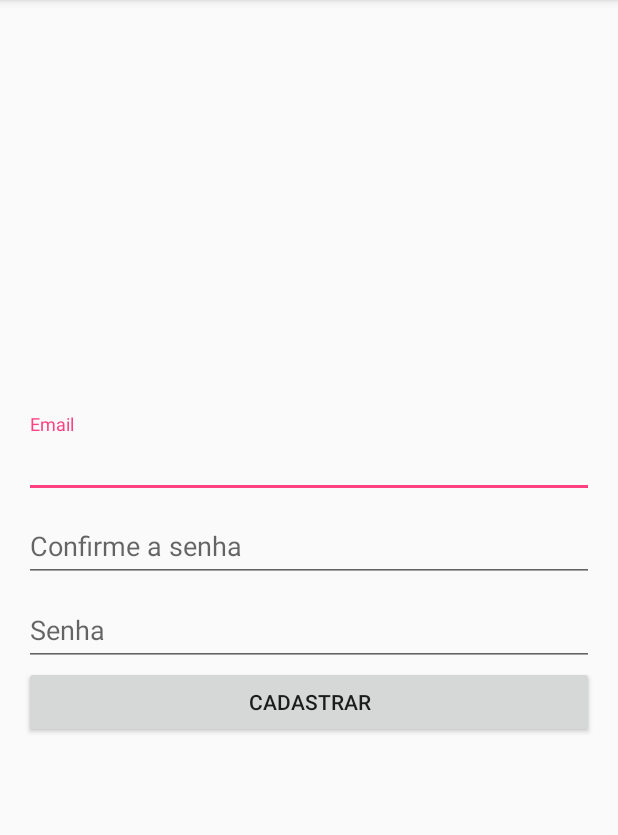
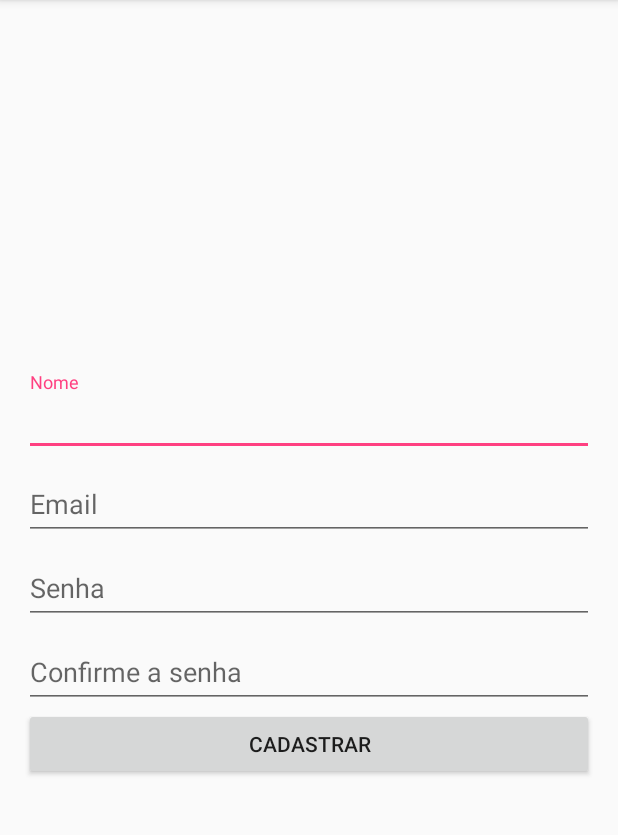
Before and after one commit to InfnApps/ClassManager, an Android app: the SignUpActivity screen opened directly, with no data from a screen before it, after a tap on "CADASTRAR", on a phone screen of 412 x 824 dp, the part 84-919 px from its top. Run offline under Robolectric (Android 15) with nearby library versions, the phone set to English and light mode, and no system bars; our stand-ins replace Firebase (no records; nobody signed in at launch, a user with empty details on screens opened directly).

Commit message:
user creation and authentication working with email and password

```diff
--- a/app/src/main/java/br/edu/infnet/classmanager/QuestionAdapter.java
+++ b/app/src/main/java/br/edu/infnet/classmanager/QuestionAdapter.java
@@ -23,7 +23,7 @@ public class QuestionAdapter extends RecyclerView.Adapter {
 
     //List<QuestionCard> questionCards;
     // dados do Firebase
-    List<DataSnapshot> dataSnapshots;
+    private List<DataSnapshot> dataSnapshots;
     OnFragmentInteractionListener fragmentInteractionListener;
 
     //public QuestionAdapter(List<QuestionCard> questionCards) {
--- a/app/src/main/java/br/edu/infnet/classmanager/SignUpActivity.java
+++ b/app/src/main/java/br/edu/infnet/classmanager/SignUpActivity.java
@@ -18,9 +18,6 @@ import com.google.firebase.auth.FirebaseUser;
 import com.google.firebase.database.DatabaseReference;
 import com.google.firebase.database.FirebaseDatabase;
 
-import java.security.MessageDigest;
-import java.security.NoSuchAlgorithmException;
-
 import br.edu.infnet.classmanager.models.User;
 
 public class SignUpActivity extends AppCompatActivity {
@@ -35,51 +32,50 @@ public class SignUpActivity extends AppCompatActivity {
 
         mAuth = FirebaseAuth.getInstance();
 
+
         userRef = FirebaseDatabase.getInstance().getReference("Users");
-
     }
 
 
-    private boolean validateFields(String email,  String password, String confirmation){
+    private boolean validateFields(String email, String password, String confirmation) {
         //TODO: make it right!
         return true;
     }
 
-    public void createUser(View view){
+    public void createUser(View view) {
+        EditText nameField = findViewById(R.id.name_field);
         EditText emailField = findViewById(R.id.email_field);
         EditText passwordField = findViewById(R.id.password_field);
-        EditText passwordConfirmationField = findViewById(R.id.password_confirmation_field);
 
         final String email = emailField.getText().toString();
+        final String name = nameField.getText().toString();
         String password = passwordField.getText().toString();
-        String passWordConfirmation = passwordConfirmationField.getText().toString();
 
         // se validou, posso criar usuário
-        if (validateFields(email, password, passWordConfirmation)){
-
+        // TODO: botar a ProgressBar para girar
         mAuth.createUserWithEmailAndPassword(email, password).
                 addOnCompleteListener(new OnCompleteListener<AuthResult>() {
                     @Override
                     public void onComplete(@NonNull Task<AuthResult> task) {
+                        // TODO: parar a ProgressBar
                         if (task.isSuccessful()){
-                                FirebaseUser fbUser =  mAuth.getCurrentUser();
-                                //id criado pelo Firebase para gerenciar a conta do usuário
-                                String userKey = fbUser.getUid();
+                            FirebaseUser fbUser = mAuth.getCurrentUser();
 
-                                userRef.child(userKey).setValue(new User(email));
-
-                                Intent intent = new Intent(getApplicationContext(), MainActivity.class);
-                                //TODO: remove from stack
-                                startActivity(intent);
+                            //criar usuário no banco de dados
+                            User user = new User(name, email);
+                            userRef.child(fbUser.getUid()).setValue(user);
+                            Toast.makeText(getApplicationContext(),
+                                    "Cadastro efetuado com sucesso!",
+                                    Toast.LENGTH_LONG).show();
+                            //avançar para outra Activity (MainActivity)
+                            startActivity(new Intent(getApplicationContext(),
+                                    MainActivity.class));
                         } else {
                             Toast.makeText(getApplicationContext(),
-                                        "Erro ao criar usuário", Toast.LENGTH_LONG);
+                                    task.getException().getMessage(),
+                                    Toast.LENGTH_LONG).show();
                         }
                     }
                 });
-        } else{
-            Toast.makeText(this, "Erro de validação", Toast.LENGTH_LONG);
     }
 }
-
-}
--- a/app/src/main/res/layout/activity_sign_up.xml
+++ b/app/src/main/res/layout/activity_sign_up.xml
@@ -9,6 +9,17 @@
     android:padding="@dimen/default_padding"
     tools:context=".SignUpActivity">
 
+    <android.support.design.widget.TextInputLayout
+        android:layout_width="match_parent"
+        android:layout_height="wrap_content">
+        <EditText
+            android:id="@+id/name_field"
+            android:layout_width="match_parent"
+            android:layout_height="wrap_content"
+            android:ems="10"
+            android:inputType="text"
+            android:hint="@string/name_prompt"/>
+    </android.support.design.widget.TextInputLayout>
 
     <android.support.design.widget.TextInputLayout
         android:layout_width="match_parent"
@@ -21,6 +32,19 @@
             android:inputType="textEmailAddress"
             android:hint="@string/email_prompt"/>
 
+    </android.support.design.widget.TextInputLayout>
+
+
+    <android.support.design.widget.TextInputLayout
+        android:layout_width="match_parent"
+        android:layout_height="wrap_content">
+        <EditText
+            android:id="@+id/password_field"
+            android:layout_width="match_parent"
+            android:layout_height="wrap_content"
+            android:ems="10"
+            android:hint="@string/password_prompt"
+            android:inputType="textPassword" />
     </android.support.design.widget.TextInputLayout>
 
     <android.support.design.widget.TextInputLayout
@@ -37,19 +61,6 @@
     </android.support.design.widget.TextInputLayout>
 
 
-    <android.support.design.widget.TextInputLayout
-        android:layout_width="match_parent"
-        android:layout_height="wrap_content">
-        <EditText
-            android:id="@+id/password_field"
-            android:layout_width="match_parent"
-            android:layout_height="wrap_content"
-            android:ems="10"
-            android:hint="@string/password_prompt"
-            android:inputType="textPassword" />
-    </android.support.design.widget.TextInputLayout>
-
-
     <Button
         android:id="@+id/signup_button"
         android:text="@string/signup_text"
--- a/app/src/main/res/values/strings.xml
+++ b/app/src/main/res/values/strings.xml
@@ -21,4 +21,5 @@
     <string name="signup_text">Cadastrar</string>
     <string name="email_confirmation_prompt">Confirme o email</string>
     <string name="password_confirmation_prompt">Confirme a senha</string>
+    <string name="name_prompt">Nome</string>
 </resources>
```
Also changed, not shown: app/src/main/java/br/edu/infnet/classmanager/LoginActivity.java (+29 -0 lines), app/src/main/java/br/edu/infnet/classmanager/models/User.java (+3 -9 lines). Lines whose indentation alone changed are shown as unchanged.
